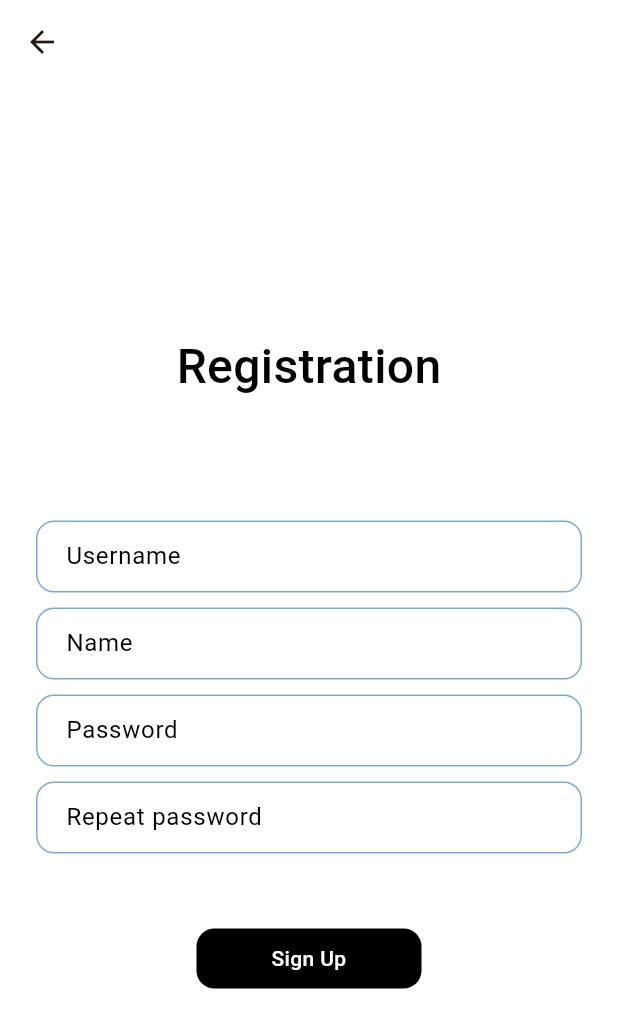
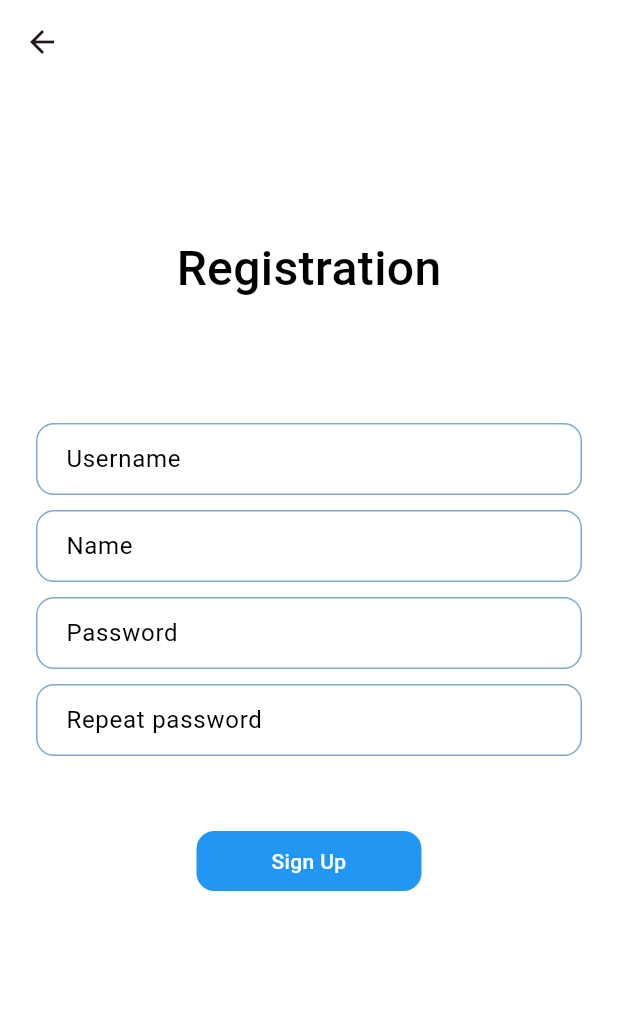
Before and after one commit to PeriyanAra/foundation_2, a Flutter app: the SignupScreen screen opened directly, on a phone screen of 412 x 824 dp. Shown: the top 1028 px of the screen. Run offline on Flutter 3.47's test engine with Material 2 defaults, Android fonts, the phone set to English and light mode, and no system bars; our stand-ins replace flutter_svg, get_it, shared_preferences; accounts and stored records are empty; Roboto replaces fonts that are missing (OpenSans).

Commit message:
login/signup

```diff
--- a/lib/presentation/sign_up/signup_screen.dart
+++ b/lib/presentation/sign_up/signup_screen.dart
@@ -30,10 +30,15 @@ class SignupScreen extends StatelessWidget {
           const SizedBox(
             height: 50,
           ),
-          const CustomRoundedButton(
+          CustomRoundedButton(
             text: 'Sign Up',
+            backgroundColor: dimindSignupScreenTheme.blueColor,
             isExpanded: false,
-          )
+            onPressed: () {},
+          ),
+          const SizedBox(
+            height: 130,
+          ),
         ],
       ),
     );
--- a/lib/presentation/theme/dimind_colors_palette.dart
+++ b/lib/presentation/theme/dimind_colors_palette.dart
@@ -1,4 +1,6 @@
 import 'dart:ui';
+
+import 'package:flutter/material.dart';
 
 class DimindColorsPalette {
   static const Color black = Color(0xFF000000);
@@ -15,6 +17,7 @@ class DimindColorsPalette {
   static const Color yellow60 = Color(0xFFFCC624);
 
   static const Color blue60 = Color(0xFF00539F);
+  static const Color blue50 = Color(0xFF2196F3);
   static const Color blue10 = Color.fromARGB(255, 214, 235, 255);
 
   static const Color skin60 = Color(0xFFD69A8C);
--- a/lib/presentation/theme/extensions/dimind_rounded_button_theme.dart
+++ b/lib/presentation/theme/extensions/dimind_rounded_button_theme.dart
@@ -13,7 +13,7 @@ class DimindRoundedButtonTheme extends ThemeExtension<DimindRoundedButtonTheme>
   double get horizontalPadding => 24.0;
   double get verticalPadding => 10.0;
 
-  TextStyle get textStyle1 => TextStyle(
+  TextStyle get textStyle1 => const TextStyle(
         fontFamily: 'OpenSans',
         fontWeight: FontWeight.w500,
         fontSize: 14,
--- a/lib/presentation/theme/extensions/signup_screen_theme.dart
+++ b/lib/presentation/theme/extensions/signup_screen_theme.dart
@@ -9,6 +9,7 @@ class DimindSignupScreenTheme extends ThemeExtension<DimindSignupScreenTheme> {
   final DimindColorTheme colorTheme;
 
   double get horizontalPadding => 24.0;
+  Color get blueColor => DimindColorsPalette.blue50;
 
   TextStyle get registerTextStyle => TextStyle(
         fontWeight: FontWeight.w500,
```
Also changed, not shown: lib/presentation/theme/extensions/login_field_theme.dart (deleted).
